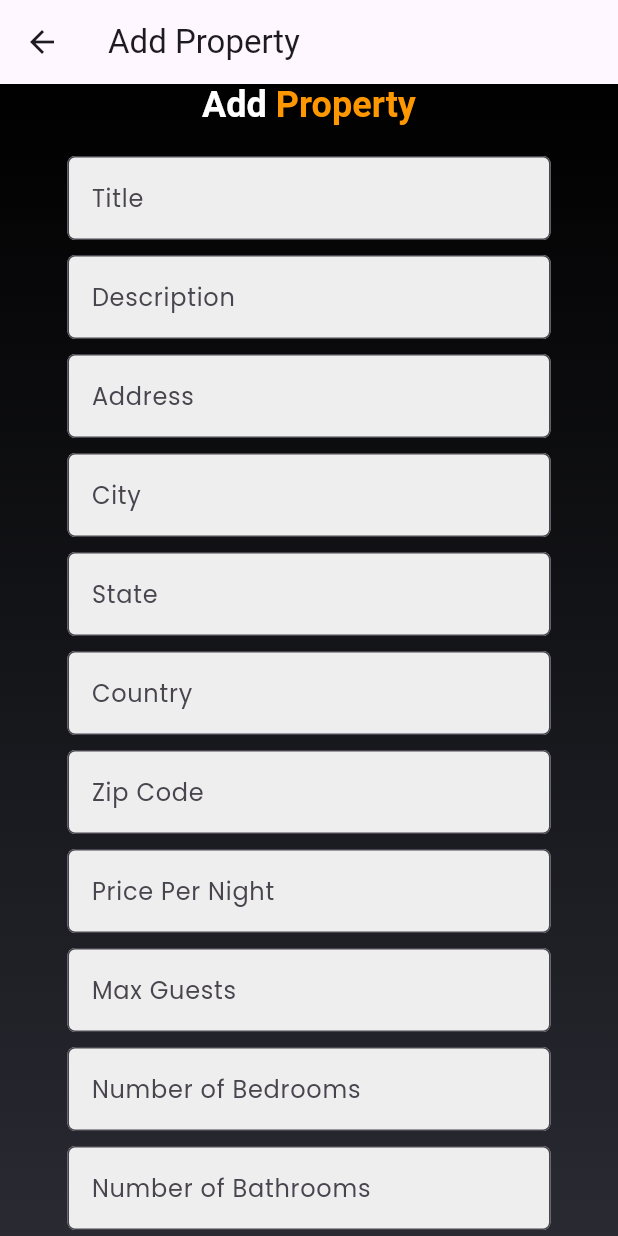
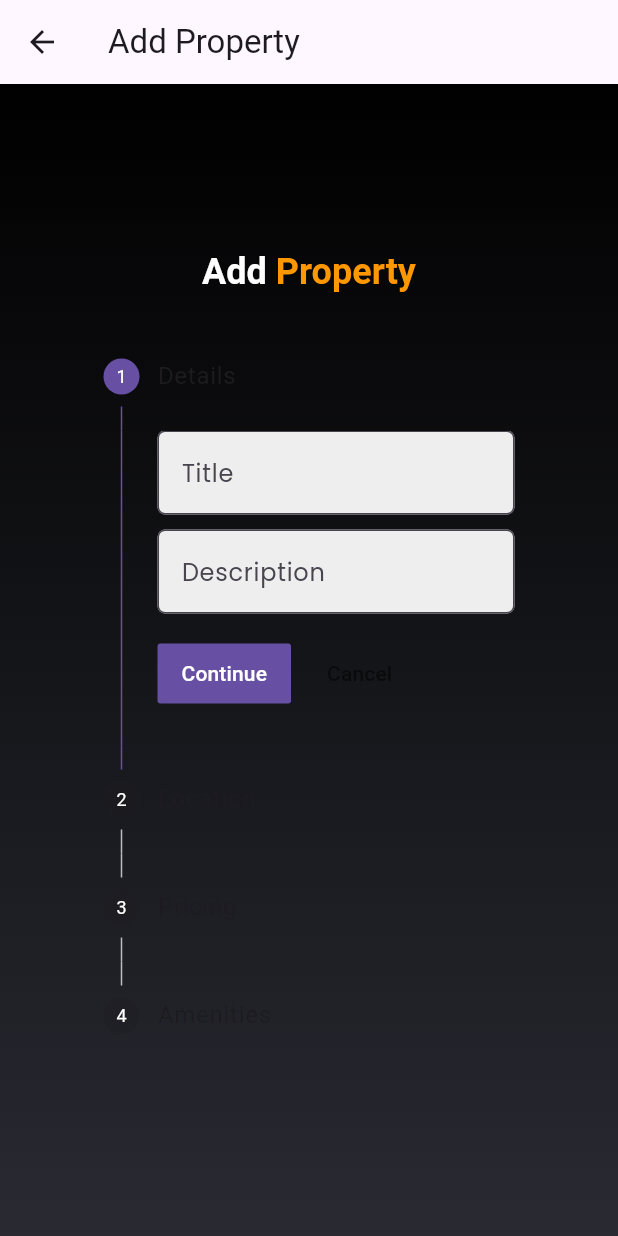
Before and after one commit to Dukent29/bookmi, a Flutter app: the AdminLandingView screen opened by its route, item 3 of the bottom bar chosen, after a tap on "Add Property", on a phone screen of 412 x 824 dp. Run offline on Flutter 3.47's test engine with Material 3 defaults, Android fonts, the phone set to English and light mode, and no system bars; our stand-ins replace table_calendar; missing offline and left inert: universal_html; network calls fail.

```diff
--- a/lib/main.dart
+++ b/lib/main.dart
@@ -8,6 +8,7 @@ import 'views/admin_landing_view.dart';
 import 'views/user_landing_view.dart';
 import 'views/add_property_view.dart';
 import 'views/search_properties_view.dart'; // Import the search view
+import 'views/block_dates_view.dart'; // Import the block dates view
 
 void main() {
   runApp(MyApp());
--- a/lib/views/add_property_view.dart
+++ b/lib/views/add_property_view.dart
@@ -9,19 +9,21 @@ class AddPropertyView extends StatefulWidget {
 }
 
 class _AddPropertyViewState extends State<AddPropertyView> {
-  final TextEditingController _titleController = TextEditingController();
-  final TextEditingController _descriptionController = TextEditingController();
-  final TextEditingController _addressController = TextEditingController();
-  final TextEditingController _cityController = TextEditingController();
-  final TextEditingController _stateController = TextEditingController();
-  final TextEditingController _countryController = TextEditingController();
-  final TextEditingController _zipCodeController = TextEditingController();
-  final TextEditingController _pricePerNightController = TextEditingController();
-  final TextEditingController _maxGuestsController = TextEditingController();
-  final TextEditingController _numBedroomsController = TextEditingController();
-  final TextEditingController _numBathroomsController = TextEditingController();
-  final TextEditingController _amenitiesController = TextEditingController();
+  final _formKey = GlobalKey<FormState>();
+  final _titleController = TextEditingController();
+  final _descriptionController = TextEditingController();
+  final _addressController = TextEditingController();
+  final _cityController = TextEditingController();
+  final _stateController = TextEditingController();
+  final _countryController = TextEditingController();
+  final _zipCodeController = TextEditingController();
+  final _pricePerNightController = TextEditingController();
+  final _maxGuestsController = TextEditingController();
+  final _numBedroomsController = TextEditingController();
+  final _numBathroomsController = TextEditingController();
+  final _amenitiesController = TextEditingController();
 
+  int _currentStep = 0;
   String _message = '';
 
   Future<void> _addProperty() async {
@@ -55,6 +57,63 @@ class _AddPropertyViewState extends State<AddPropertyView> {
     }
   }
 
+  List<Step> _getSteps() {
+    return [
+      Step(
+        title: Text('Details'),
+        content: Column(
+          children: [
+            buildTextField(_titleController, 'Title'),
+            SizedBox(height: 10.0),
+            buildTextField(_descriptionController, 'Description'),
+          ],
+        ),
+        isActive: _currentStep >= 0,
+      ),
+      Step(
+        title: Text('Location'),
+        content: Column(
+          children: [
+            buildTextField(_addressController, 'Address'),
+            SizedBox(height: 10.0),
+            buildTextField(_cityController, 'City'),
+            SizedBox(height: 10.0),
+            buildTextField(_stateController, 'State'),
+            SizedBox(height: 10.0),
+            buildTextField(_countryController, 'Country'),
+            SizedBox(height: 10.0),
+            buildTextField(_zipCodeController, 'Zip Code'),
+          ],
+        ),
+        isActive: _currentStep >= 1,
+      ),
+      Step(
+        title: Text('Pricing'),
+        content: Column(
+          children: [
+            buildTextField(_pricePerNightController, 'Price Per Night', TextInputType.number),
+            SizedBox(height: 10.0),
+            buildTextField(_maxGuestsController, 'Max Guests', TextInputType.number),
+          ],
+        ),
+        isActive: _currentStep >= 2,
+      ),
+      Step(
+        title: Text('Amenities'),
+        content: Column(
+          children: [
+            buildTextField(_numBedroomsController, 'Number of Bedrooms', TextInputType.number),
+            SizedBox(height: 10.0),
+            buildTextField(_numBathroomsController, 'Number of Bathrooms', TextInputType.number),
+            SizedBox(height: 10.0),
+            buildTextField(_amenitiesController, 'Amenities'),
+          ],
+        ),
+        isActive: _currentStep >= 3,
+      ),
+    ];
+  }
+
   @override
   Widget build(BuildContext context) {
     return Scaffold(
@@ -74,6 +133,8 @@ class _AddPropertyViewState extends State<AddPropertyView> {
         child: Center(
           child: SingleChildScrollView(
             padding: EdgeInsets.symmetric(horizontal: 45.0),
+            child: Form(
+              key: _formKey,
               child: Column(
                 children: <Widget>[
                   RichText(
@@ -96,57 +157,37 @@ class _AddPropertyViewState extends State<AddPropertyView> {
                     ),
                   ),
                   SizedBox(height: 20.0),
-                buildTextField(_titleController, 'Title'),
-                SizedBox(height: 10.0),
-                buildTextField(_descriptionController, 'Description'),
-                SizedBox(height: 10.0),
-                buildTextField(_addressController, 'Address'),
-                SizedBox(height: 10.0),
-                buildTextField(_cityController, 'City'),
-                SizedBox(height: 10.0),
-                buildTextField(_stateController, 'State'),
-                SizedBox(height: 10.0),
-                buildTextField(_countryController, 'Country'),
-                SizedBox(height: 10.0),
-                buildTextField(_zipCodeController, 'Zip Code'),
-                SizedBox(height: 10.0),
-                buildTextField(_pricePerNightController, 'Price Per Night', TextInputType.number),
-                SizedBox(height: 10.0),
-                buildTextField(_maxGuestsController, 'Max Guests', TextInputType.number),
-                SizedBox(height: 10.0),
-                buildTextField(_numBedroomsController, 'Number of Bedrooms', TextInputType.number),
-                SizedBox(height: 10.0),
-                buildTextField(_numBathroomsController, 'Number of Bathrooms', TextInputType.number),
-                SizedBox(height: 10.0),
-                buildTextField(_amenitiesController, 'Amenities'),
-                SizedBox(height: 20.0),
-                Container(
-                  width: double.infinity,
-                  child: ElevatedButton(
-                    onPressed: _addProperty,
-                    child: Text(
-                      'Add Property',
-                      style: TextStyle(
-                        fontFamily: 'Poppins',
-                        fontWeight: FontWeight.bold,
-                        color: Colors.white,
+                  Stepper(
+                    steps: _getSteps(),
+                    currentStep: _currentStep,
+                    onStepContinue: () {
+                      if (_currentStep < _getSteps().length - 1) {
+                        setState(() {
+                          _currentStep += 1;
+                        });
+                      } else {
+                        if (_formKey.currentState!.validate()) {
+                          _addProperty();
+                        }
+                      }
+                    },
+                    onStepCancel: () {
+                      if (_currentStep > 0) {
+                        setState(() {
+                          _currentStep -= 1;
+                        });
+                      }
+                    },
                   ),
-                    ),
-                    style: ElevatedButton.styleFrom(
-                      backgroundColor: Colors.orange,
-                      padding: EdgeInsets.symmetric(vertical: 20.0),
-                      shape: RoundedRectangleBorder(
-                        borderRadius: BorderRadius.circular(5.0),
-                      ),
-                    ),
-                  ),
-                ),
-                SizedBox(height: 20.0),
+                  if (_message.isNotEmpty) ...[
                     Text(
                       _message,
                       style: TextStyle(color: Colors.red, fontFamily: 'Poppins'),
                     ),
+                    SizedBox(height: 20.0),
                   ],
+                ],
+              ),
             ),
           ),
         ),
--- a/lib/views/admin_landing_view.dart
+++ b/lib/views/admin_landing_view.dart
@@ -1,6 +1,9 @@
 import 'package:flutter/material.dart';
+import 'package:provider/provider.dart';
+import '../providers/auth_provider.dart';
 import 'update_profile_view.dart';
 import 'announce_view.dart';
+import 'booking_list.dart';
 
 class AdminLandingView extends StatefulWidget {
   @override
@@ -10,10 +13,21 @@ class AdminLandingView extends StatefulWidget {
 class _AdminLandingViewState extends State<AdminLandingView> {
   int _selectedIndex = 0;
 
+  @override
+  void initState() {
+    super.initState();
+    // Retrieve and store the property ID for the admin
+  }
+
+  @override
+  Widget build(BuildContext context) {
+    final authProvider = Provider.of<AuthProvider>(context);
+    final propertyId = 42; // Replace this with actual logic to get the property ID
+
     final List<Widget> _widgetOptions = <Widget>[
       Text('Aujourd\'hui Page'),
-    Text('Calendrier Page'),
-    AnnounceView(), // Add the AnnounceView here
+      BookingListPage(propertyId: propertyId), // Pass the propertyId here
+      AnnounceView(),
       Text('Messages Page'),
       UpdateProfileView(),
     ];
@@ -24,8 +38,6 @@ class _AdminLandingViewState extends State<AdminLandingView> {
       });
     }
 
-  @override
-  Widget build(BuildContext context) {
     return Scaffold(
       appBar: AppBar(
         title: const Text('Admin Dashboard'),
--- a/pubspec.yaml
+++ b/pubspec.yaml
@@ -35,6 +35,9 @@ dependencies:
   socket_io_client: ^2.0.3+1
   table_calendar: ^3.1.2
   intl: ^0.19.0
+  image_picker: ^0.8.4+3
+  http_parser: ^4.0.0
+  universal_html: ^2.0.6
   # cupertino_icons: ^1.0.6
 
 
```
Also changed, not shown: lib/models/booking.dart (added, +25 -0 lines), lib/providers/auth_provider.dart (+77 -0 lines), lib/views/block_dates_view.dart (added, +117 -0 lines), lib/views/booking_list.dart (added, +61 -0 lines), lib/widgets/calendar_page.dart (added, +102 -0 lines), lib/widgets/multi-step-form.dart (added, +180 -0 lines), pubspec.lock, 5 other files. Lines whose indentation alone changed are shown as unchanged.
